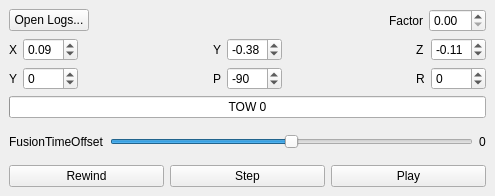
The window that basestation/logplayer.ui (wpfhtl/octocopter) describes before a commit, drawn with Qt 5.
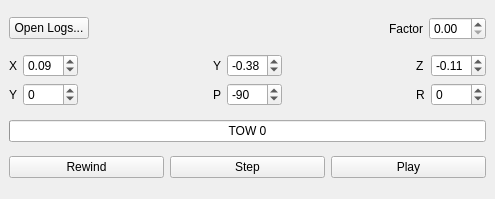
The same window after the commit.

Patch:
```diff
--- a/basestation/logplayer.ui
+++ b/basestation/logplayer.ui
@@ -7,7 +7,7 @@
     <x>0</x>
     <y>0</y>
     <width>495</width>
-    <height>196</height>
+    <height>199</height>
    </rect>
   </property>
   <property name="sizePolicy">
@@ -19,7 +19,7 @@
   <property name="minimumSize">
    <size>
     <width>317</width>
-    <height>196</height>
+    <height>199</height>
    </size>
   </property>
   <property name="windowTitle">
@@ -258,37 +258,6 @@
       </property>
      </widget>
     </item>
-    <item>
-     <layout class="QHBoxLayout" name="horizontalLayout_2">
-      <item>
-       <widget class="QLabel" name="label_8">
-        <property name="text">
-         <string>FusionTimeOffset</string>
-        </property>
-       </widget>
-      </item>
-      <item>
-       <widget class="QSlider" name="mSliderFusionTimeOffset">
-        <property name="minimum">
-         <number>-200</number>
-        </property>
-        <property name="maximum">
-         <number>200</number>
-        </property>
-        <property name="orientation">
-         <enum>Qt::Horizontal</enum>
-        </property>
-       </widget>
-      </item>
-      <item>
-       <widget class="QLabel" name="mLabelFusionTimeOffset">
-        <property name="text">
-         <string>0</string>
-        </property>
-       </widget>
-      </item>
-     </layout>
-    </item>
     <item>
      <layout class="QHBoxLayout" name="horizontalLayout_3">
       <item>
```
